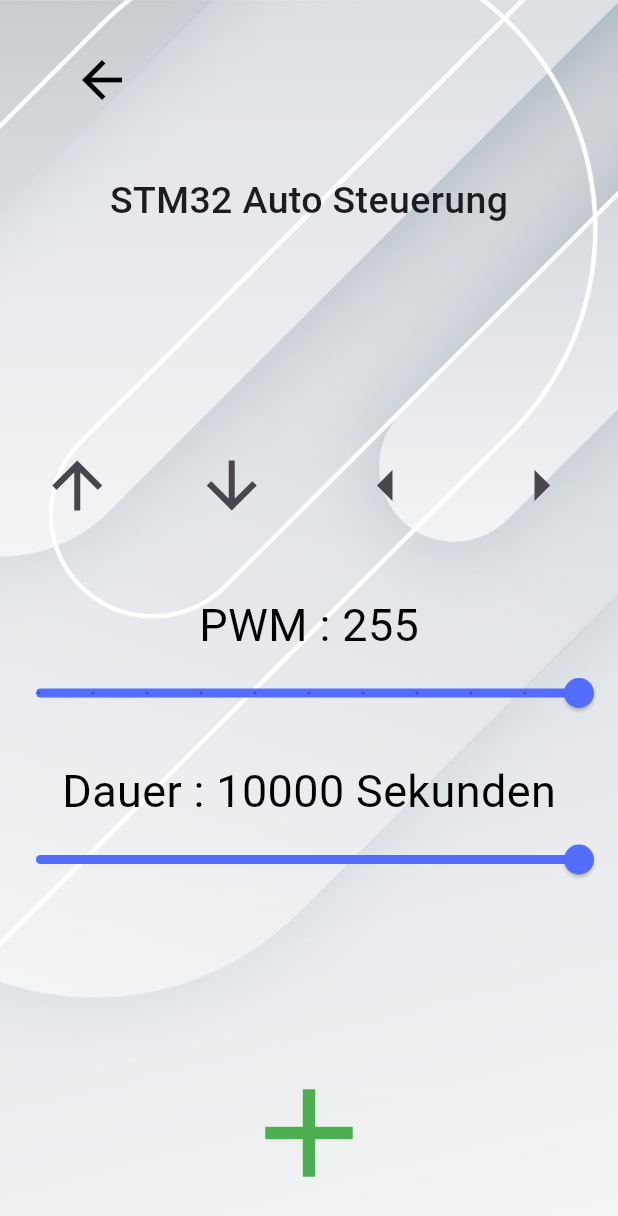
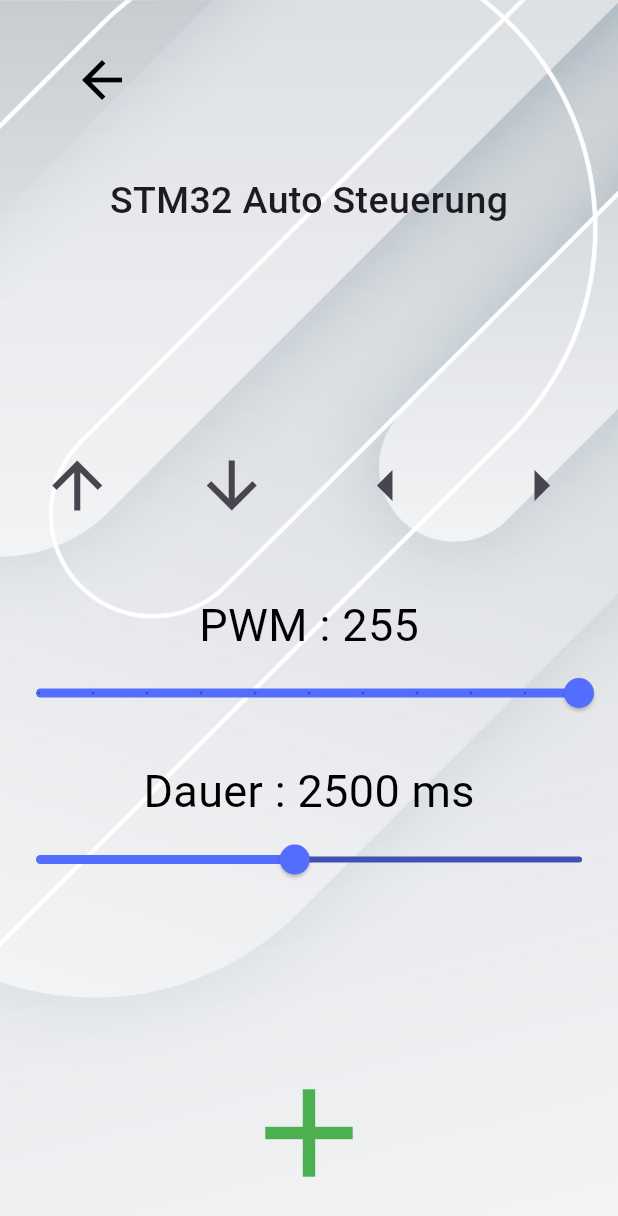
Before and after one commit to pqtriick/POL_it, a Flutter app: the AddNodeScreen widget shown alone on an empty page, opened directly with empty values, on a phone screen of 412 x 824 dp. Shown: the top 1216 px of the screen. Run offline on Flutter 3.47's test engine with Material 3 defaults, Android fonts, the phone set to English and light mode, and no system bars; our stand-ins replace shared_preferences; accounts and stored records are empty.

Commit message:
Fixed bug and some typos etc

```diff
--- a/app/lib/screens/manual_control_screen.dart
+++ b/app/lib/screens/manual_control_screen.dart
@@ -69,7 +69,7 @@ class _ManualControlScreenState extends State<ManualControlScreen> {
         ),
       ),
       const SizedBox(height: 50),
-      Text('Geschwindigkeit (PWM) : ${_sliderValue.round()}',
+      Text('PWM : ${_sliderValue.round()}',
         style: (const TextStyle(color: Colors.black, fontSize: 30)),
       ),
       Slider(
--- a/app/lib/screens/route_builder_screen.dart
+++ b/app/lib/screens/route_builder_screen.dart
@@ -29,7 +29,7 @@ class RouteBuilderScreenState extends State<RouteBuilderScreen> {
   @override
   Widget build(BuildContext context) {
     return DefaultScreenContainer([
-      CustomAppBar("Route Builder", leading: IconButton(
+      CustomAppBar("Routen Ersteller", leading: IconButton(
         icon: const Icon(Icons.add),
         iconSize: 40,
         color: Colors.black,
@@ -48,7 +48,7 @@ class RouteBuilderScreenState extends State<RouteBuilderScreen> {
 
   void _runRoute(CarRoute route) {
     setState(() {
-      route.run();
+      route.run(setState);
     });
   }
 
--- a/app/lib/screens/routes/add_node_screen.dart
+++ b/app/lib/screens/routes/add_node_screen.dart
@@ -20,7 +20,7 @@ class AddNodeScreen extends StatefulWidget {
 class _AddNodeScreenState extends State<AddNodeScreen> {
 
   double _sliderSpeedValue = Endpoint.maxSpeed.toDouble();
-  double _sliderTimeValue = 10*1000.toDouble();
+  double _sliderTimeValue = (5*1000.toDouble()) / 2;
   Set<Direction> _directions = {};
 
   @override
@@ -119,15 +119,15 @@ class _AddNodeScreenState extends State<AddNodeScreen> {
               })
       ),
       const SizedBox(height: 20,),
-      Text('Dauer : ${_sliderTimeValue.toInt()} Sekunden',
+      Text('Dauer : ${_sliderTimeValue.toInt()} ms',
         style: (const TextStyle(color: Colors.black, fontSize: 30)),
       ),
       Slider(
           value: _sliderTimeValue,
-          divisions: 100,
+          divisions: 5*1000,
           // If we use more we spam the server with requests
           min: 250,
-          max: 10*1000,
+          max: 5*1000,
           activeColor: Colors.indigoAccent,
           inactiveColor: Colors.indigo,
           onChanged: (double value) =>
--- a/app/lib/storage/app_storage.dart
+++ b/app/lib/storage/app_storage.dart
@@ -33,7 +33,7 @@ class AppStorage {
 
     final data = _preferences.getString(_keyEndpoint);
     if (data != null) {
-      _endpointCache = jsonDecode(data);
+      _endpointCache = Endpoint.fromJson(jsonDecode(data));
       return _endpointCache!;
     }
     return Endpoint("192.168.137.211:8000"); // Default value for testing and example
--- a/app/lib/widget/route/route_node_list_tile.dart
+++ b/app/lib/widget/route/route_node_list_tile.dart
@@ -14,8 +14,8 @@ class CarRouteNodeListTile extends StatelessWidget {
   Widget build(BuildContext context) {
     return ListTile(
       title: Text(node.directions.isNotEmpty
-          ? "Bewege für ${node.time} Sekunden"
-          : "Warte für ${node.time} Sekunden"),
+          ? "Bewege für ${node.time} ms"
+          : "Warte für ${node.time} ms"),
       subtitle: Text(
           node.directions.isEmpty ? "Keine Bewegung" : node.generateInfoText()),
       trailing: Row(
```
Also changed, not shown: app/lib/route/car_route.dart (+4 -3 lines), 1 other file.
